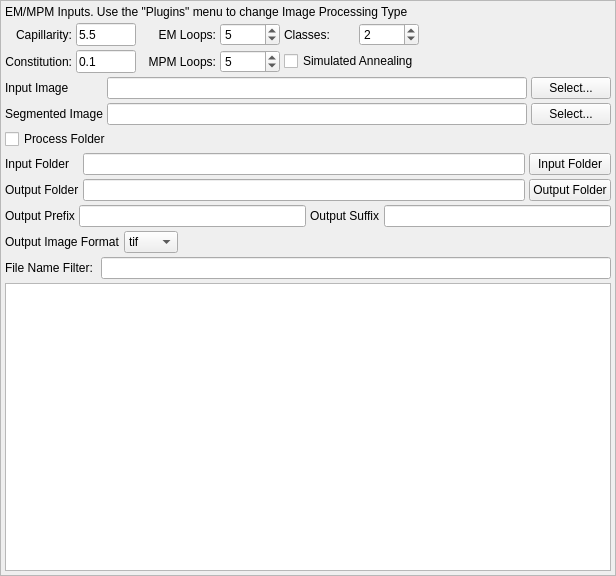
Old version of the form Code/IPHelper/plugins/EMMPM/EMMPMInputUI.ui in the repository vikramswri/DREAM3D.
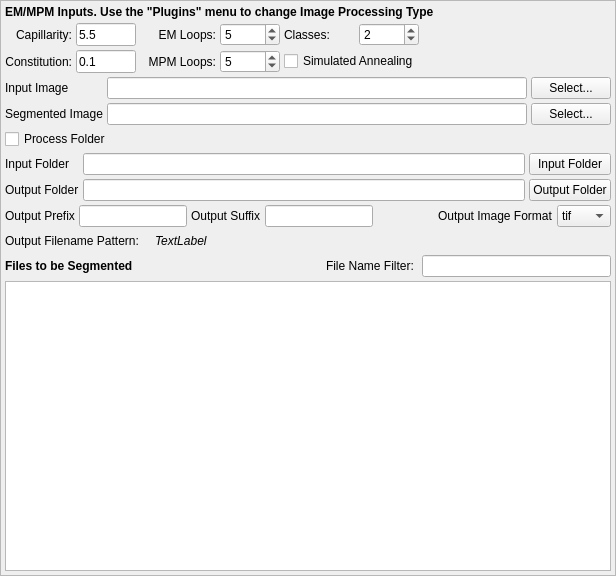
New version of the form.

Commit message: Fixing crash when threads are ending and getting deleted before they are complete. Adding ability to get a list of file input/ouputs in preparation to allow quick loading of image pairs into the original/processed image display widgets. Added feature to display the output filename pattern based on the prefix, suffix, image type and original filename. This should better communicate what the output files will be named.

```diff
--- a/Code/IPHelper/plugins/EMMPM/EMMPMInputUI.ui
+++ b/Code/IPHelper/plugins/EMMPM/EMMPMInputUI.ui
@@ -28,6 +28,12 @@
    </property>
    <item>
     <widget class="QLabel" name="label_4">
+     <property name="font">
+      <font>
+       <weight>75</weight>
+       <bold>true</bold>
+      </font>
+     </property>
      <property name="text">
       <string>EM/MPM Inputs. Use the &quot;Plugins&quot; menu to change Image Processing Type</string>
      </property>
@@ -461,10 +467,19 @@
      <item>
       <widget class="QLineEdit" name="outputSuffix"/>
      </item>
-    </layout>
-   </item>
-   <item>
-    <layout class="QHBoxLayout" name="_6">
+     <item>
+      <spacer name="horizontalSpacer">
+       <property name="orientation">
+        <enum>Qt::Horizontal</enum>
+       </property>
+       <property name="sizeHint" stdset="0">
+        <size>
+         <width>40</width>
+         <height>20</height>
+        </size>
+       </property>
+      </spacer>
+     </item>
      <item>
       <widget class="QLabel" name="outputImageTypeLabel">
        <property name="text">
@@ -496,6 +511,45 @@
        </item>
       </widget>
      </item>
+    </layout>
+   </item>
+   <item>
+    <layout class="QHBoxLayout" name="_6">
+     <item>
+      <widget class="QLabel" name="label_14">
+       <property name="text">
+        <string>Output Filename Pattern:</string>
+       </property>
+      </widget>
+     </item>
+     <item>
+      <spacer name="horizontalSpacer_3">
+       <property name="orientation">
+        <enum>Qt::Horizontal</enum>
+       </property>
+       <property name="sizeType">
+        <enum>QSizePolicy::Fixed</enum>
+       </property>
+       <property name="sizeHint" stdset="0">
+        <size>
+         <width>12</width>
+         <height>20</height>
+        </size>
+       </property>
+      </spacer>
+     </item>
+     <item>
+      <widget class="QLabel" name="outputFilenamePattern">
+       <property name="font">
+        <font>
+         <italic>true</italic>
+        </font>
+       </property>
+       <property name="text">
+        <string>TextLabel</string>
+       </property>
+      </widget>
+     </item>
      <item>
       <spacer name="horizontalSpacer_5">
        <property name="orientation">
@@ -513,6 +567,32 @@
    </item>
    <item>
     <layout class="QHBoxLayout" name="_2">
+     <item>
+      <widget class="QLabel" name="label_13">
+       <property name="font">
+        <font>
+         <weight>75</weight>
+         <bold>true</bold>
+        </font>
+       </property>
+       <property name="text">
+        <string>Files to be Segmented</string>
+       </property>
+      </widget>
+     </item>
+     <item>
+      <spacer name="horizontalSpacer_6">
+       <property name="orientation">
+        <enum>Qt::Horizontal</enum>
+       </property>
+       <property name="sizeHint" stdset="0">
+        <size>
+         <width>40</width>
+         <height>20</height>
+        </size>
+       </property>
+      </spacer>
+     </item>
      <item>
       <widget class="QLabel" name="filterPatternLabel">
        <property name="text">
```
The commit also changes 22 other files.
